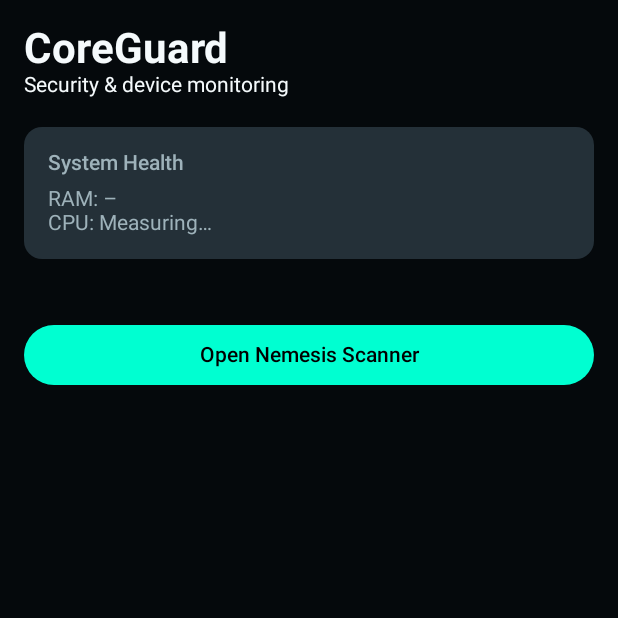
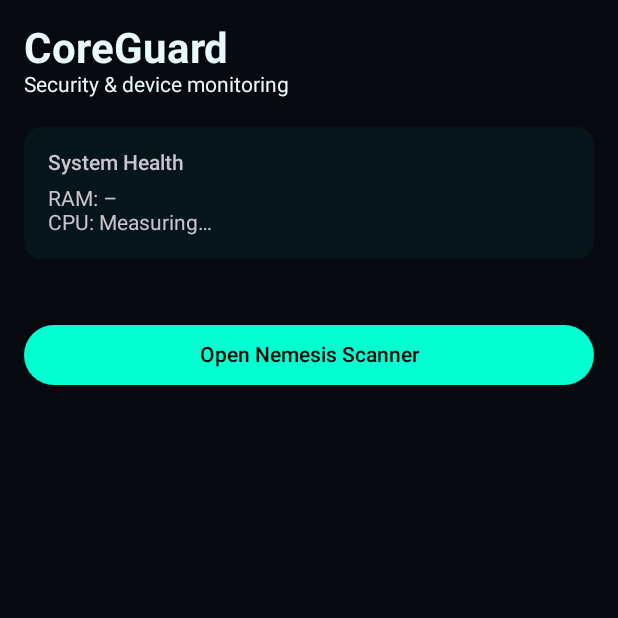
Before and after one commit to victormart43210-ship-it/CoreGuard-Android, an Android app built with Jetpack Compose: the composable HomeScreen shown on its own in the app's theme, on a phone screen of 412 x 824 dp, the top half of it. Run offline under Robolectric (Android 15) with nearby library versions, the phone set to English and light mode, and no system bars; 2 statements that could not run were skipped.

Commit message:
feat: add neon/glass UI components, nav graph, and color system
- Add new color tokens (CyanPrimary, AbyssBlack, SurfaceGlass, etc.) to Color.kt
- Update Theme.kt: darkTheme param, status bar SideEffect, keep CoreGuardTypography
- Create ui/components/Components.kt with GlassCard, BottomNavBar (fix List<NavTab>
  type erasure), NeonCircularGauge, BoarEmblem, TogglePill, and other widgets
- Create ui/nav/NavGraph.kt with Routes constants and CoreGuardNavGraph composable
- Add stub SecurityScreen, PerformanceScreen, PremiumScreen in ui/screens
- Add optional onTab/onAction params to HomeScreen and SettingsScreen for compat

```diff
--- a/app/src/main/java/com/coldboar/coreguard/ui/screens/HomeScreen.kt
+++ b/app/src/main/java/com/coldboar/coreguard/ui/screens/HomeScreen.kt
@@ -48,7 +48,11 @@ import kotlinx.coroutines.delay
 import kotlinx.coroutines.withContext
 
 @Composable
-fun HomeScreen(onNavigateToScanner: () -> Unit) {
+fun HomeScreen(
+    onNavigateToScanner: () -> Unit = {},
+    onTab: (String) -> Unit = {},
+    onAction: (String) -> Unit = {}
+) {
     val context = LocalContext.current
 
     var ramText by remember { mutableStateOf("–") }
--- a/app/src/main/java/com/coldboar/coreguard/ui/screens/SettingsScreen.kt
+++ b/app/src/main/java/com/coldboar/coreguard/ui/screens/SettingsScreen.kt
@@ -35,7 +35,7 @@ import com.coldboar.coreguard.ui.theme.MutedText
 import com.coldboar.coreguard.ui.theme.RestrainedGold
 
 @Composable
-fun SettingsScreen() {
+fun SettingsScreen(onTab: (String) -> Unit = {}) {
     val context = LocalContext.current
     val billing = remember { DemoBillingProvider() }
     var purchaseStatus by remember { mutableStateOf<String?>(null) }
--- a/app/src/main/java/com/coldboar/coreguard/ui/theme/Color.kt
+++ b/app/src/main/java/com/coldboar/coreguard/ui/theme/Color.kt
@@ -23,3 +23,31 @@ val MutedText = Color(0xFF9EB2BA)
 val SafeGreen = Color(0xFF43D17A)
 val AttentionAmber = Color(0xFFFFB347)
 val HighRed = Color(0xFFFF4D5A)
+
+// ── Neon / glass design system ────────────────────────────────────────────────
+
+// Backgrounds & surfaces
+val AbyssBlack    = Color(0xFF060A0F)
+val SurfaceNight  = Color(0xFF0D1117)
+val SurfaceGlass  = Color(0x1A0BEDE5)   // translucent cyan-tinted glass
+val SurfaceGlassSo = Color(0x0D0BEDE5) // softer glass (half opacity of SurfaceGlass)
+val SurfaceLine   = Color(0xFF182530)
+
+// Cyan family
+val CyanPrimary   = Color(0xFF00F5FF)
+val CyanGlow      = Color(0x330BEDE5)   // low-alpha glow ring
+val CyanShadow    = Color(0x1A0BEDE5)   // very subtle shadow tint
+val CyanDeep      = Color(0xFF003B45)
+val CyanVibrant   = Color(0xFF00D4E8)
+
+// Acid green accent
+val AcidGreen     = Color(0xFF39FF14)
+val AcidGreenGlow = Color(0x5539FF14)   // ~33 % alpha
+
+// Text hierarchy
+val TextHigh = Color(0xFFE8FAFF)
+val TextMid  = Color(0xFF7A9BAD)
+val TextLow  = Color(0xFF3A5A6A)
+
+// Danger
+val CrimsonDanger = Color(0xFFFF2D55)
--- a/app/src/main/java/com/coldboar/coreguard/ui/theme/Theme.kt
+++ b/app/src/main/java/com/coldboar/coreguard/ui/theme/Theme.kt
@@ -1,30 +1,46 @@
 package com.coldboar.coreguard.ui.theme
 
+import android.app.Activity
+import androidx.compose.foundation.isSystemInDarkTheme
 import androidx.compose.material3.MaterialTheme
 import androidx.compose.material3.darkColorScheme
 import androidx.compose.runtime.Composable
-
-private val CoreGuardColorScheme = darkColorScheme(
-    primary = ElectricTeal,
-    onPrimary = BackgroundDeepBlack,
-    secondary = ElectricCyan,
-    onSecondary = BackgroundDeepBlack,
-    tertiary = RestrainedGold,
-    background = BackgroundDeepBlack,
-    surface = SurfacePewter,
-    surfaceVariant = SurfaceMid,
-    onBackground = CoolWhite,
-    onSurface = CoolWhite,
-    onSurfaceVariant = MutedText,
-    error = HighRed,
-    onError = CoolWhite
-)
+import androidx.compose.runtime.SideEffect
+import androidx.compose.ui.graphics.toArgb
+import androidx.compose.ui.platform.LocalView
+import androidx.core.view.WindowCompat
 
 @Composable
-fun CoreGuardTheme(content: @Composable () -> Unit) {
-    MaterialTheme(
-        colorScheme = CoreGuardColorScheme,
-        typography = CoreGuardTypography,
-        content = content
+fun CoreGuardTheme(
+    darkTheme: Boolean = isSystemInDarkTheme(),
+    content: @Composable () -> Unit
+) {
+    val colors = darkColorScheme(
+        primary        = CyanPrimary,
+        onPrimary      = AbyssBlack,
+        secondary      = AcidGreen,
+        onSecondary    = AbyssBlack,
+        tertiary       = CyanVibrant,
+        background     = AbyssBlack,
+        onBackground   = TextHigh,
+        surface        = SurfaceNight,
+        onSurface      = TextHigh,
+        surfaceVariant = SurfaceGlassSo,
+        outline        = CyanGlow,
+        outlineVariant = SurfaceLine,
+        error          = CrimsonDanger,
+        onError        = TextHigh
     )
+
+    val view = LocalView.current
+    if (!view.isInEditMode) {
+        SideEffect {
+            val window = (view.context as Activity).window
+            window.statusBarColor = AbyssBlack.toArgb()
+            WindowCompat.getInsetsController(window, view)
+                .isAppearanceLightStatusBars = false
+        }
+    }
+
+    MaterialTheme(colorScheme = colors, typography = CoreGuardTypography, content = content)
 }
```
Also changed, not shown: app/src/main/java/com/coldboar/coreguard/ui/components/Components.kt (added, +429 -0 lines), app/src/main/java/com/coldboar/coreguard/ui/nav/NavGraph.kt (added, +42 -0 lines), app/src/main/java/com/coldboar/coreguard/ui/screens/PerformanceScreen.kt (added, +29 -0 lines), app/src/main/java/com/coldboar/coreguard/ui/screens/PremiumScreen.kt (added, +29 -0 lines), app/src/main/java/com/coldboar/coreguard/ui/screens/SecurityScreen.kt (added, +29 -0 lines).
